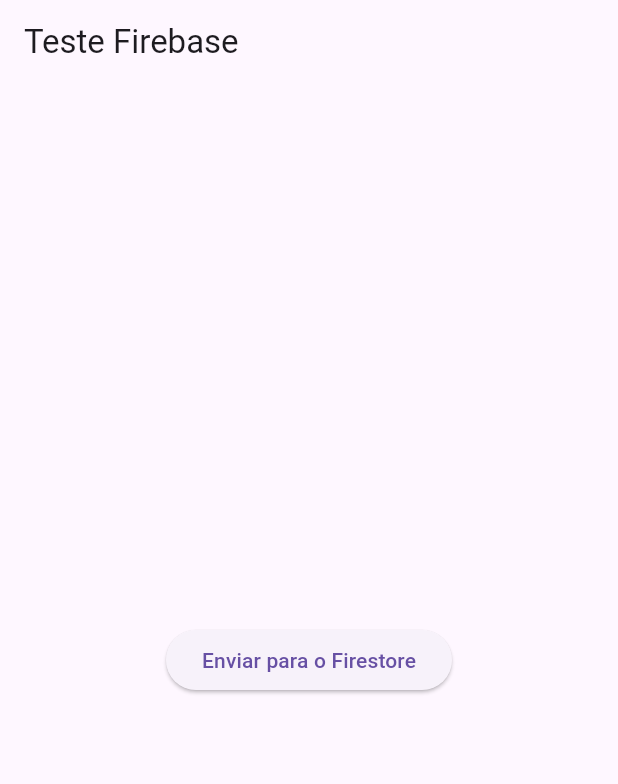
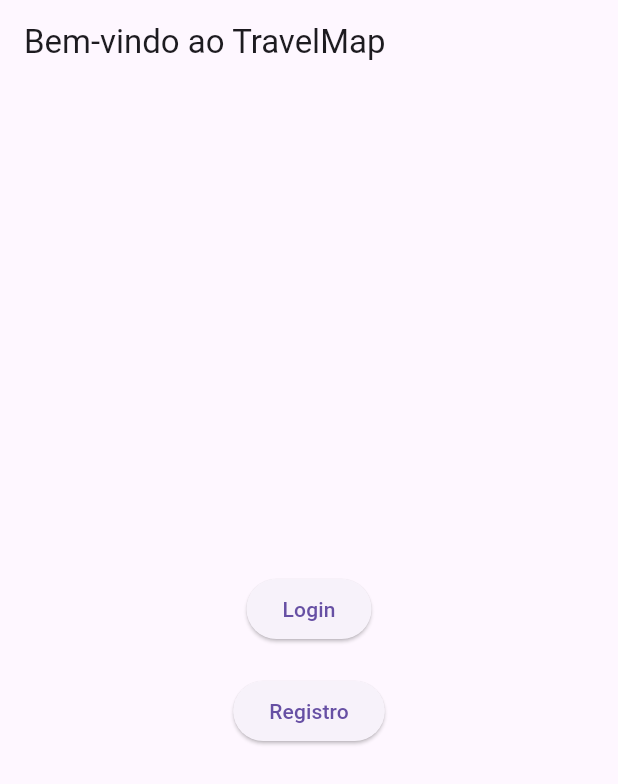
Before and after one commit to getuliohe/travel-map, a Flutter app: the screen it shows after launch, on a phone screen of 412 x 824 dp. Shown: the top 784 px of the screen. Run offline on Flutter 3.47's test engine with Material 3 defaults, Android fonts, the phone set to English and light mode, and no system bars; our stand-ins replace cloud_firestore, firebase_auth, firebase_core; accounts and stored records are empty.

Commit message:
Feat: Login and homepage

```diff
--- /dev/null
+++ b/lib/auth_wrapper.dart
@@ -0,0 +1,27 @@
+import 'package:flutter/material.dart';
+import 'package:firebase_auth/firebase_auth.dart';
+import 'home_page.dart';
+import 'welcome_page.dart';
+
+class AuthWrapper extends StatelessWidget {
+  @override
+  Widget build(BuildContext context) {
+    return StreamBuilder<User?>(
+      stream: FirebaseAuth.instance.authStateChanges(),
+      builder: (context, snapshot) {
+        // Enquanto estiver conectando, mostre um indicador de carregamento
+        if (snapshot.connectionState == ConnectionState.waiting) {
+          return Scaffold(body: Center(child: CircularProgressIndicator()));
+        }
+
+        // Se o snapshot tiver dados, significa que o usuário está logado
+        if (snapshot.hasData) {
+          return HomePage(); // Mostra o feed (HomePage)
+        }
+
+        // Se não tiver dados, o usuário não está logado
+        return WelcomePage(); // Mostra a página de boas-vindas com Login/Registro
+      },
+    );
+  }
+}
--- a/lib/main.dart
+++ b/lib/main.dart
@@ -1,7 +1,7 @@
 import 'package:flutter/material.dart';
 import 'package:firebase_core/firebase_core.dart';
+import 'auth_wrapper.dart'; // Importe o novo wrapper
 import 'firebase_options.dart';
-import 'package:cloud_firestore/cloud_firestore.dart';
 
 void main() async {
   WidgetsFlutterBinding.ensureInitialized();
@@ -12,25 +12,15 @@
 }
 
 class MyApp extends StatelessWidget {
-  final FirebaseFirestore firestore = FirebaseFirestore.instance;
-
   @override
   Widget build(BuildContext context) {
     return MaterialApp(
-      home: Scaffold(
-        appBar: AppBar(title: Text('Teste Firebase')),
-        body: Center(
-          child: ElevatedButton(
-            onPressed: () {
-              firestore.collection('teste').add({
-                'mensagem': 'Teste de integração Firebase',
-                'timestamp': FieldValue.serverTimestamp(),
-              });
-            },
-            child: Text('Enviar para o Firestore'),
-          ),
-        ),
+      title: 'TravelMap App',
+      theme: ThemeData(
+        primarySwatch: Colors.blue,
       ),
+      // A home do app agora é o AuthWrapper, que cuidará da lógica de navegação.
+      home: AuthWrapper(),
     );
   }
 }
--- /dev/null
+++ b/lib/welcome_page.dart
@@ -0,0 +1,34 @@
+import 'package:flutter/material.dart';
+import 'login_page.dart';
+import 'register_page.dart';
+
+class WelcomePage extends StatelessWidget {
+  @override
+  Widget build(BuildContext context) {
+    return Scaffold(
+      appBar: AppBar(
+        title: Text('Bem-vindo ao TravelMap'),
+      ),
+      body: Center(
+        child: Column(
+          mainAxisAlignment: MainAxisAlignment.center,
+          children: <Widget>[
+            ElevatedButton(
+              onPressed: () {
+                Navigator.push(context, MaterialPageRoute(builder: (context) => LoginPage()));
+              },
+              child: Text('Login'),
+            ),
+            SizedBox(height: 20),
+            ElevatedButton(
+              onPressed: () {
+                Navigator.push(context, MaterialPageRoute(builder: (context) => RegisterPage()));
+              },
+              child: Text('Registro'),
+            ),
+          ],
+        ),
+      ),
+    );
+  }
+}
```
Also changed, not shown: lib/home_page.dart (added, +71 -0 lines), lib/login_page.dart (added, +66 -0 lines), lib/register_page.dart (added, +85 -0 lines), pubspec.yaml (+6 -1 lines), pubspec.lock, 5 other files.
